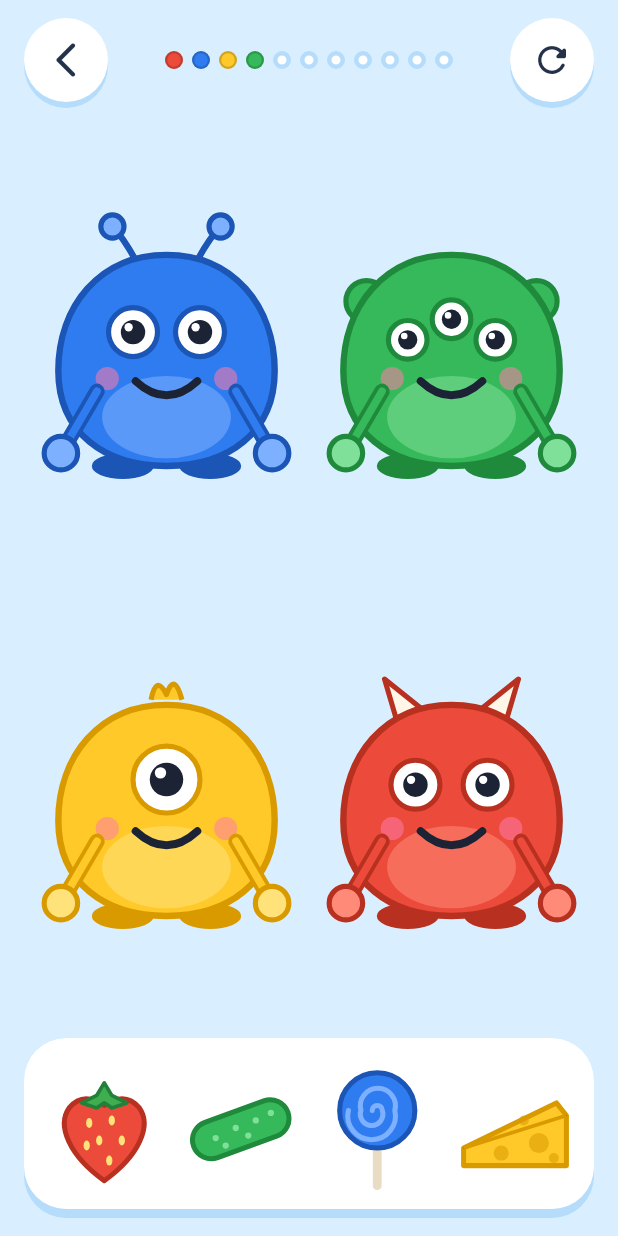
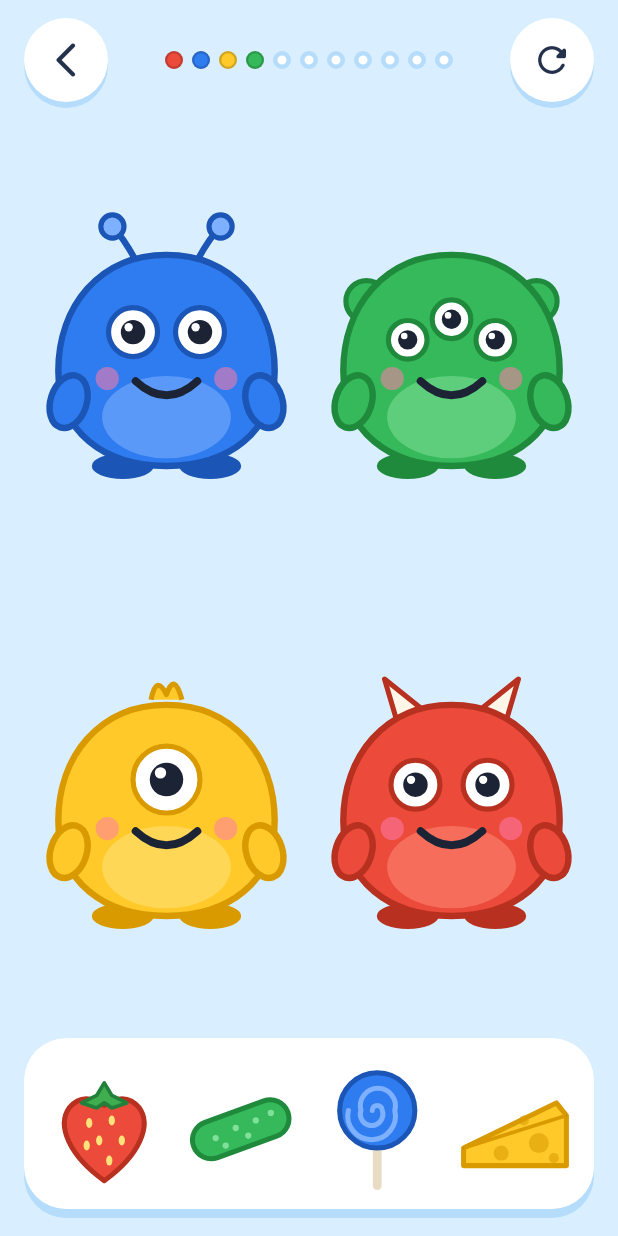
Before and after one commit to karishok/yandee, a Flutter app: the MonstersScreen screen opened directly, on a phone screen of 412 x 824 dp. Run offline on Flutter 3.47's test engine with Material 3 defaults, Android fonts, the phone set to English and light mode, and no system bars; our stand-ins replace audioplayers, flutter_svg; missing offline and left inert: android_intent_plus.

Commit message:
feat: monsters get mitten hands; the game is an ordinary card in the scene grid
The stick arms with ball hands are gone: each monster now has two short,
plump mittens in the colour of its body. Clapping slides them together in
front of the belly (the two claps still land on the clap sound), and the
goodbye wave lifts the right one beside the head and wags it.

The game is no longer a wide banner above the scenes: it is a card of the
same size as a scene card, first in the grid.

Co-Authored-By: Claude Fable 5.2 <noreply@anthropic.com>

```diff
--- a/lib/presentation/monsters/monster_art.dart
+++ b/lib/presentation/monsters/monster_art.dart
@@ -7,8 +7,8 @@ import '../../domain/monsters/monster_food.dart';
 /// prototype (`docs/prototypes/monsters.html`) as SVG text.
 ///
 /// A monster is not one picture but a stack of layers sharing one view box
-/// — body, eyes, pupils, each mouth shape, each arm — so the screen can
-/// move the pupils, swap the mouth and swing the arms on their own.
+/// — body, eyes, pupils, each mouth shape, each hand — so the screen can
+/// move the pupils, swap the mouth and move the hands on their own.
 
 /// The three shades a colour is drawn with: the fill, a darker outline and
 /// a lighter highlight.
@@ -65,9 +65,14 @@ const double _viewBoxTop = -10;
 /// The middle of the mouth — where food flies to.
 final monsterMouthAt = _fraction(100, 132);
 
-/// The shoulders the arms swing around.
-final monsterLeftShoulderAt = _fraction(46, 132);
-final monsterRightShoulderAt = _fraction(154, 132);
+/// Where each hand rests, at the monster's side — the point a hand turns
+/// around when it claps or waves.
+final monsterLeftHandAt = _fraction(_leftHandX, _handY);
+final monsterRightHandAt = _fraction(_rightHandX, _handY);
+
+const double _leftHandX = 24;
+const double _rightHandX = 176;
+const double _handY = 140;
 
 // Monsters come in four looks, so neighbours don't look like recolours of
 // one another: horns with two eyes, a tuft with one big eye, antennae with
@@ -178,20 +183,21 @@ String _mouthYuckContent(MonsterColor color) =>
     '<path d="M70 130 q8 -8 15 0 t15 0 t15 0 t15 0" stroke="${_ink(color)}" stroke-width="6" fill="none" stroke-linecap="round"/>'
     '<path d="M96 132 q6 22 16 4" fill="#ff7a92" stroke="#c84a64" stroke-width="3"/>';
 
-// Arms hang down and outwards; clapping swings both hands to meet in front
-// of the belly.
+// Hands are short, plump mittens in the colour of the body, resting against
+// its sides and tilted a little outwards — no stick arms. The screen slides
+// them together in front of the belly to clap.
 String _armContent(MonsterColor color, {required bool left}) {
   final k = monsterShades[color]!;
-  final shoulderX = left ? 46 : 154;
-  final handX = left ? 18 : 182;
-  return '<path d="M$shoulderX 132 L$handX 180" stroke="${k.dark}" stroke-width="12" stroke-linecap="round"/>'
-      '<path d="M$shoulderX 132 L$handX 180" stroke="${k.fill}" stroke-width="6" stroke-linecap="round"/>'
-      '<circle cx="$handX" cy="180" r="13" fill="${k.light}" stroke="${k.dark}" stroke-width="4"/>';
+  final x = _n(left ? _leftHandX : _rightHandX);
+  final y = _n(_handY);
+  final tilt = left ? 18 : -18;
+  return '<ellipse cx="$x" cy="$y" rx="14" ry="21" transform="rotate($tilt $x $y)" '
+      'fill="${k.fill}" stroke="${k.dark}" stroke-width="5"/>';
 }
 
 /// The separate layers of one monster, bottom to top: [body], then
 /// [eyeWhites] with [pupils] (or [squint] instead of both), one of the four
-/// mouths, and the arms on top.
+/// mouths, and the two hands on top.
 class MonsterLayers {
   MonsterLayers._(MonsterColor color)
       : body = _monsterSvg(_bodyContent(color)),
--- a/lib/presentation/monsters/monster_figure.dart
+++ b/lib/presentation/monsters/monster_figure.dart
@@ -25,6 +25,16 @@ enum MonsterMouth {
 enum MonsterMove { chomp, shake, giggle, enter, leave }
 
 enum _ArmMove { clap, wave }
+
+/// Where a hand is, relative to where it rests: shifted by ([dx], [dy])
+/// view-box units and turned by [turn] radians about its own middle.
+class _HandPose {
+  const _HandPose(this.dx, this.dy, this.turn);
+  static const rest = _HandPose(0, 0, 0);
+  final double dx;
+  final double dy;
+  final double turn;
+}
 
 /// One animated monster, drawn into a square.
 ///
@@ -197,20 +207,27 @@ class MonsterFigureState extends State<MonsterFigure> with TickerProviderStateMi
     return (transform: transform, opacity: opacity.clamp(0.0, 1.0));
   }
 
-  // How far each arm is swung, in radians, for the left arm; the right arm
-  // mirrors a clap. A wave moves the right arm only.
-  ({double left, double right}) _armAngles() {
+  // Where each hand is for this frame, relative to its resting place at
+  // the monster's side: a shift in view-box units and a turn in radians.
+  ({_HandPose left, _HandPose right}) _handPoses() {
     final t = _arms.value;
     switch (_armMove) {
       case _ArmMove.clap:
-        final angle =
-            _deg(_track(t, const [0, .25, .45, .65, 1], const [0, -100, -70, -100, 0], Curves.easeInOut));
-        return (left: angle, right: -angle);
+        // Both hands slide in front of the belly and meet twice: together
+        // at 25% and 65% of the move, a little apart in between.
+        final together = _track(t, const [0, .25, .45, .65, 1], const [0, 1, .7, 1, 0], Curves.easeInOut);
+        return (
+          left: _HandPose(58 * together, 16 * together, _deg(44 * together)),
+          right: _HandPose(-58 * together, 16 * together, _deg(-44 * together)),
+        );
       case _ArmMove.wave:
-        final angle = _deg(
-          _track(t, const [0, .2, .4, .6, .8, 1], const [0, -150, -120, -150, -120, 0], Curves.easeInOut),
+        // The right hand goes up beside the head and wags from side to side.
+        final lifted = _track(t, const [0, .2, .8, 1], const [0, 1, 1, 0], Curves.easeInOut);
+        final wag = _track(t, const [0, .2, .4, .6, .8, 1], const [0, 1, -1, 1, -1, 0], Curves.easeInOut);
+        return (
+          left: _HandPose.rest,
+          right: _HandPose(12 * lifted, -54 * lifted, _deg(38 * lifted + 15 * wag)),
         );
-        return (left: 0, right: angle);
     }
   }
 
@@ -232,10 +249,13 @@ class MonsterFigureState extends State<MonsterFigure> with TickerProviderStateMi
               child: SvgPicture.string(svg, width: side, height: side),
             );
 
-        Widget arm(String svg, ({double x, double y}) shoulder, double angle) => Transform.rotate(
-              angle: angle,
-              alignment: FractionalOffset(shoulder.x, shoulder.y),
-              child: layer(svg),
+        Widget hand(String svg, ({double x, double y}) restingAt, _HandPose pose) => Transform.translate(
+              offset: Offset(pose.dx, pose.dy) * viewBoxUnit,
+              child: Transform.rotate(
+                angle: pose.turn,
+                alignment: FractionalOffset(restingAt.x, restingAt.y),
+                child: layer(svg),
+              ),
             );
 
         return Center(
@@ -249,7 +269,7 @@ class MonsterFigureState extends State<MonsterFigure> with TickerProviderStateMi
                 animation: Listenable.merge([_move, _arms, _dance]),
                 builder: (context, _) {
                   final pose = _bodyPose(side / 180);
-                  final arms = _armAngles();
+                  final hands = _handPoses();
                   return Opacity(
                     opacity: pose.opacity,
                     child: Transform(
@@ -272,8 +292,8 @@ class MonsterFigureState extends State<MonsterFigure> with TickerProviderStateMi
                           layer(layers.mouthOpen, visible: widget.mouth == MonsterMouth.open),
                           layer(layers.mouthChomp, visible: widget.mouth == MonsterMouth.chomp),
                           layer(layers.mouthYuck, visible: widget.mouth == MonsterMouth.yuck),
-                          arm(layers.leftArm, monsterLeftShoulderAt, arms.left),
-                          arm(layers.rightArm, monsterRightShoulderAt, arms.right),
+                          hand(layers.leftArm, monsterLeftHandAt, hands.left),
+                          hand(layers.rightArm, monsterRightHandAt, hands.right),
                         ],
                       ),
                     ),
```
Also changed, not shown: lib/presentation/screens/scene_list_screen.dart (+20 -34 lines), 1 other file.
